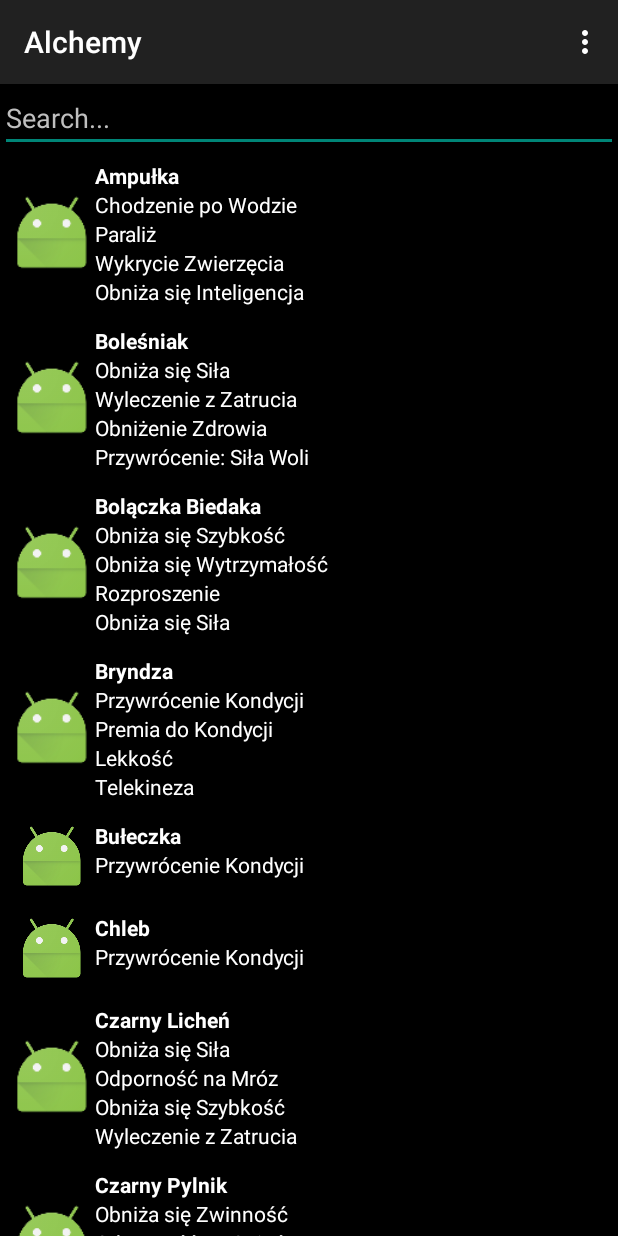
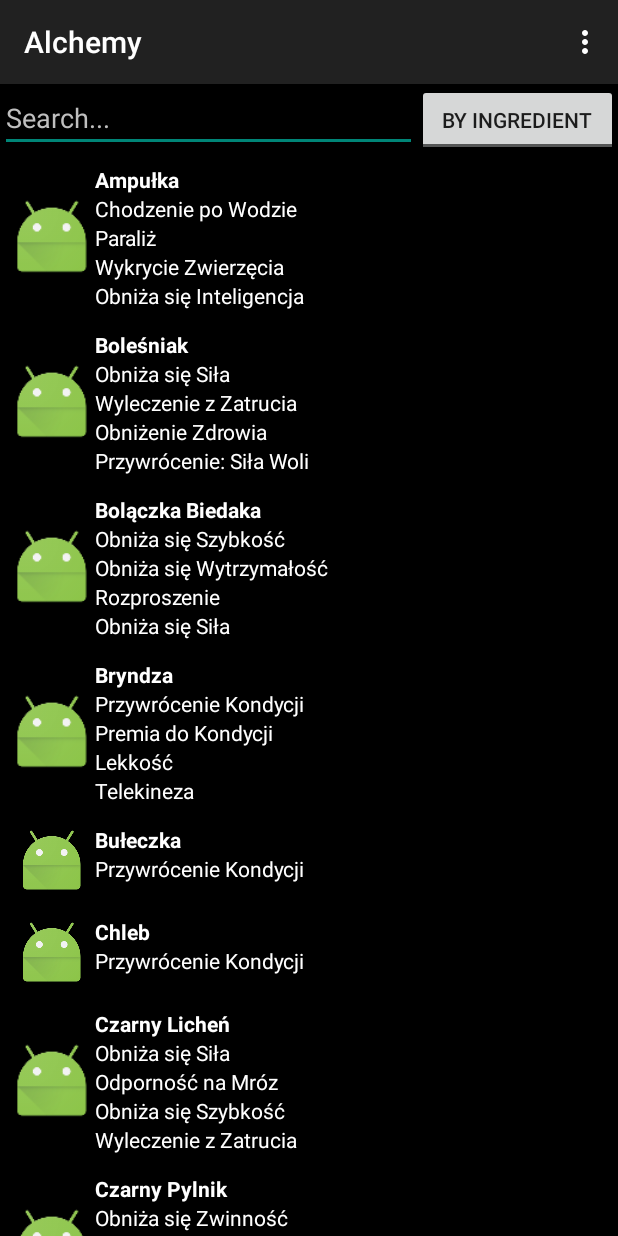
Before and after one commit to maklimcz/Alchemy, an Android app: the screen it shows after launch (MainActivity), on a phone screen of 412 x 824 dp. Run offline under Robolectric (Android 15) with nearby library versions, the phone set to English and light mode, and no system bars.

Commit message:
filtrowanie działa już poprawnie, ponadto można filtrować wg nazwy składnika albo wg nazwy efektu. wyszukiwana fraza jest podswietlana

```diff
--- a/app/src/main/java/morrowind/alchemy/MainActivity.java
+++ b/app/src/main/java/morrowind/alchemy/MainActivity.java
@@ -12,6 +12,7 @@ import android.widget.ArrayAdapter;
 import android.widget.EditText;
 import android.widget.ListView;
 import android.widget.TextView;
+import android.widget.ToggleButton;
 
 import org.xmlpull.v1.XmlPullParser;
 import org.xmlpull.v1.XmlPullParserException;
@@ -28,6 +29,7 @@ public class MainActivity extends ActionBarActivity
 
 	private EditText editText;
 	private ListView listView;
+	private ToggleButton toggleButton;
 	private List<Ingredient> ingredients;
 	private List<Effect> effects;
 	private MyAdapter ingredientsAdapter ;
@@ -40,6 +42,7 @@ public class MainActivity extends ActionBarActivity
 
 		listView = (ListView) findViewById(R.id.listView);
 		editText = (EditText) findViewById(R.id.editText);
+		toggleButton = (ToggleButton) findViewById(R.id.toggleButton);
 
 		IngredientsParser ingredientsParser = new IngredientsParser(getResources().getXml(R.xml.ingredients));
 		EffectsParser effectsParser = new EffectsParser(getResources().getXml(R.xml.effects));
@@ -66,7 +69,7 @@ public class MainActivity extends ActionBarActivity
 			}
 		}
 
-		ingredientsAdapter = new MyAdapter(this, ingredients);
+		ingredientsAdapter = new MyAdapter(this, ingredients, toggleButton);
 		listView.setAdapter(ingredientsAdapter);
 		editText.addTextChangedListener(new TextWatcher()
 		{
@@ -77,10 +80,14 @@ public class MainActivity extends ActionBarActivity
 			}
 
 			@Override
-			public void beforeTextChanged(CharSequence s, int start, int count, int after){}
+			public void beforeTextChanged(CharSequence s, int start, int count, int after)
+			{
+			}
 
 			@Override
-			public void afterTextChanged(Editable s){}
+			public void afterTextChanged(Editable s)
+			{
+			}
 		});
 	}
 
@@ -108,4 +115,9 @@ public class MainActivity extends ActionBarActivity
 
 		return super.onOptionsItemSelected(item);
 	}
+
+	public void toggleChanged(View view)
+	{
+		ingredientsAdapter.getFilter().filter(editText.getText());
+	}
 }
--- a/app/src/main/java/morrowind/alchemy/MyAdapter.java
+++ b/app/src/main/java/morrowind/alchemy/MyAdapter.java
@@ -5,6 +5,8 @@ import android.content.res.AssetManager;
 import android.graphics.Color;
 import android.graphics.drawable.Drawable;
 import android.media.Image;
+import android.text.Spannable;
+import android.text.style.BackgroundColorSpan;
 import android.util.Log;
 import android.view.LayoutInflater;
 import android.view.View;
@@ -16,6 +18,7 @@ import android.widget.ImageView;
 import android.widget.LinearLayout;
 import android.widget.TextView;
 import android.widget.Toast;
+import android.widget.ToggleButton;
 
 import java.io.File;
 import java.io.IOException;
@@ -31,22 +34,26 @@ public class MyAdapter extends ArrayAdapter<Ingredient> implements Filterable
 	private Context context;
 	private List<Ingredient> allIngredients;
 	private List<Ingredient> filteredIngredients;
-	private Filter ingredientFilter = new MyAdapter.IngredientFilter();
+	private Filter ingredientFilter;
+	private ToggleButton toggleButton;
+	private String search = "";
 
-	public MyAdapter(Context context, List<Ingredient> ingredients)
+	public MyAdapter(Context context, List<Ingredient> ingredients, ToggleButton toggleButton)
 	{
 		super(context, R.layout.ingredient_entry, ingredients);
 		this.context = context;
-		this.allIngredients = ingredients;
-		this.filteredIngredients = new ArrayList<Ingredient>();
-		this.filteredIngredients.addAll(allIngredients);
+		this.allIngredients = new ArrayList<>();
+		this.allIngredients.addAll(ingredients);
+		this.filteredIngredients = ingredients;
+		ingredientFilter = new MyAdapter.IngredientFilter(this);
+		this.toggleButton = toggleButton;
+	}
 
-	}
 
 	@Override
 	public View getView(int position, View convertView, ViewGroup parent)
 	{
-
+		search = search.toLowerCase();
 		LayoutInflater inflater = (LayoutInflater) context.getSystemService(Context.LAYOUT_INFLATER_SERVICE);
 		View rowView = inflater.inflate(R.layout.ingredient_entry, parent, false);
 		ImageView ingredientIcon = (ImageView) rowView.findViewById(R.id.ingredientIcon);
@@ -57,8 +64,16 @@ public class MyAdapter extends ArrayAdapter<Ingredient> implements Filterable
 			ingredientName.setText(String.valueOf(position));
 			return rowView;
 		}
-
-		ingredientName.setText(filteredIngredients.get(position).getIngredientName());
+		String s = filteredIngredients.get(position).getIngredientName();
+		if(!toggleButton.isChecked() && search != null && !search.equals("")) // by ingredient
+		{
+			Spannable spanText = Spannable.Factory.getInstance().newSpannable(s);
+			try{
+			spanText.setSpan(new BackgroundColorSpan(0x80FFFF00), s.toLowerCase().indexOf(search), s.toLowerCase().indexOf(search) + search.length(), Spannable.SPAN_EXCLUSIVE_EXCLUSIVE);}
+			catch (IndexOutOfBoundsException ex ){}
+			ingredientName.setText(spanText);
+		}
+		else ingredientName.setText(s);
 
 		AssetManager am = getContext().getResources().getAssets();
 		try
@@ -88,7 +103,21 @@ public class MyAdapter extends ArrayAdapter<Ingredient> implements Filterable
 			}
 
 			TextView row_text = new TextView(context);
-			row_text.setText(effect.getEffectName());
+			s = effect.getEffectName();
+			if(toggleButton.isChecked() && search != null && !search.equals("")) // by effect
+			{
+				Spannable spanText = Spannable.Factory.getInstance().newSpannable(s);
+				try
+				{
+					spanText.setSpan(new BackgroundColorSpan(0x80FFFF00), s.toLowerCase().indexOf(search), s.toLowerCase().indexOf(search) + search.length(), Spannable.SPAN_EXCLUSIVE_EXCLUSIVE);
+				}
+				catch (IndexOutOfBoundsException ex)
+				{
+
+				}
+				row_text.setText(spanText);
+			}
+			else row_text.setText(s);
 			row_text.setTextColor(Color.WHITE);
 			row.addView(row_icon);
 			row.addView(row_text);
@@ -106,9 +135,16 @@ public class MyAdapter extends ArrayAdapter<Ingredient> implements Filterable
 
 	private class IngredientFilter extends Filter
 	{
+		private ArrayAdapter<Ingredient> arrayAdapter;
+		public IngredientFilter(ArrayAdapter<Ingredient> arrayAdapter)
+		{
+			super();
+			this.arrayAdapter = arrayAdapter;
+		}
 		@Override
 		protected FilterResults performFiltering(CharSequence constraint)
 		{
+			search = constraint.toString();
 			FilterResults result = new FilterResults();
 			ArrayList<Ingredient> filteredList = new ArrayList<Ingredient>();
 			if (constraint == null || constraint.length() == 0)
@@ -116,10 +152,24 @@ public class MyAdapter extends ArrayAdapter<Ingredient> implements Filterable
 				filteredList.addAll(allIngredients);
 			} else
 			{
-				for (Ingredient ingredient : allIngredients)
+				if(toggleButton.isChecked()) //by effect
 				{
-					if (ingredient.getIngredientName().toLowerCase().startsWith(constraint.toString()))
-						filteredList.add(ingredient);
+					for (Ingredient ingredient : allIngredients)
+					{
+						for(Effect effect : ingredient.getEffects())
+						{
+							if (effect.getEffectName().toLowerCase().contains(search))
+								filteredList.add(ingredient);
+						}
+					}
+				}
+				else //by ingredient
+				{
+					for (Ingredient ingredient : allIngredients)
+					{
+						if (ingredient.getIngredientName().toLowerCase().contains(search))
+							filteredList.add(ingredient);
+					}
 				}
 
 			}
@@ -133,10 +183,14 @@ public class MyAdapter extends ArrayAdapter<Ingredient> implements Filterable
 		@Override
 		protected void publishResults(CharSequence constraint, FilterResults results)
 		{
-			filteredIngredients.clear();
-			filteredIngredients.addAll((ArrayList<Ingredient>) results.values);
 			Log.d("FILTER", "filteredIngredients counts " + filteredIngredients.size() + " ingredients.");
+			Log.d("FILTER", "allIngredients counts " + allIngredients.size() + " ingredients.");
+			filteredIngredients = (ArrayList<Ingredient>) results.values;
+
+			arrayAdapter.clear();
+			for(Ingredient ingredient : (ArrayList<Ingredient>) results.values) arrayAdapter.add(ingredient);
 			notifyDataSetChanged();
+			Log.d("FILTER", "listView contains " + arrayAdapter.getCount() + " elements.");
 		}
 
 	}
--- a/app/src/main/res/layout/activity_main.xml
+++ b/app/src/main/res/layout/activity_main.xml
@@ -6,14 +6,33 @@
               android:orientation="vertical">
 
 
-    <EditText
+    <LinearLayout
+        android:orientation="horizontal"
         android:layout_width="match_parent"
-        android:layout_height="wrap_content"
-        android:id="@+id/editText"
-        android:hint="Search..."
-        android:textColor="#ffdfdfdf"
-        android:textColorHint="#ffbfbfbf"
-        android:singleLine="true"/>
+        android:layout_height="wrap_content">
+
+        <EditText
+            android:layout_width="wrap_content"
+            android:layout_height="wrap_content"
+            android:id="@+id/editText"
+            android:hint="Search..."
+            android:textColor="#ffdfdfdf"
+            android:textColorHint="#ffbfbfbf"
+            android:singleLine="true"
+            android:layout_weight="15"/>
+
+        <ToggleButton
+            android:layout_width="120dp"
+            android:layout_height="wrap_content"
+            android:text="New ToggleButton"
+            android:id="@+id/toggleButton"
+            android:layout_weight="1"
+            android:textOn="by effect"
+            android:textOff="by ingredient"
+            android:checked="false"
+            android:onClick="toggleChanged"/>
+
+    </LinearLayout>
 
     <ListView
         android:layout_width="fill_parent"
```
